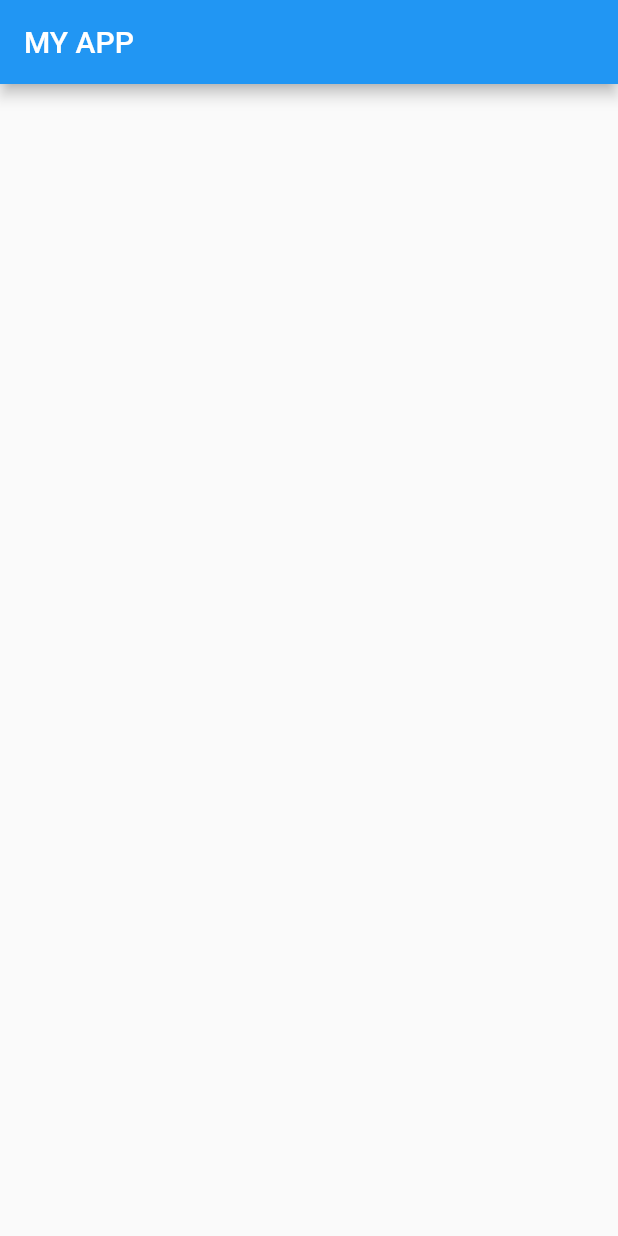
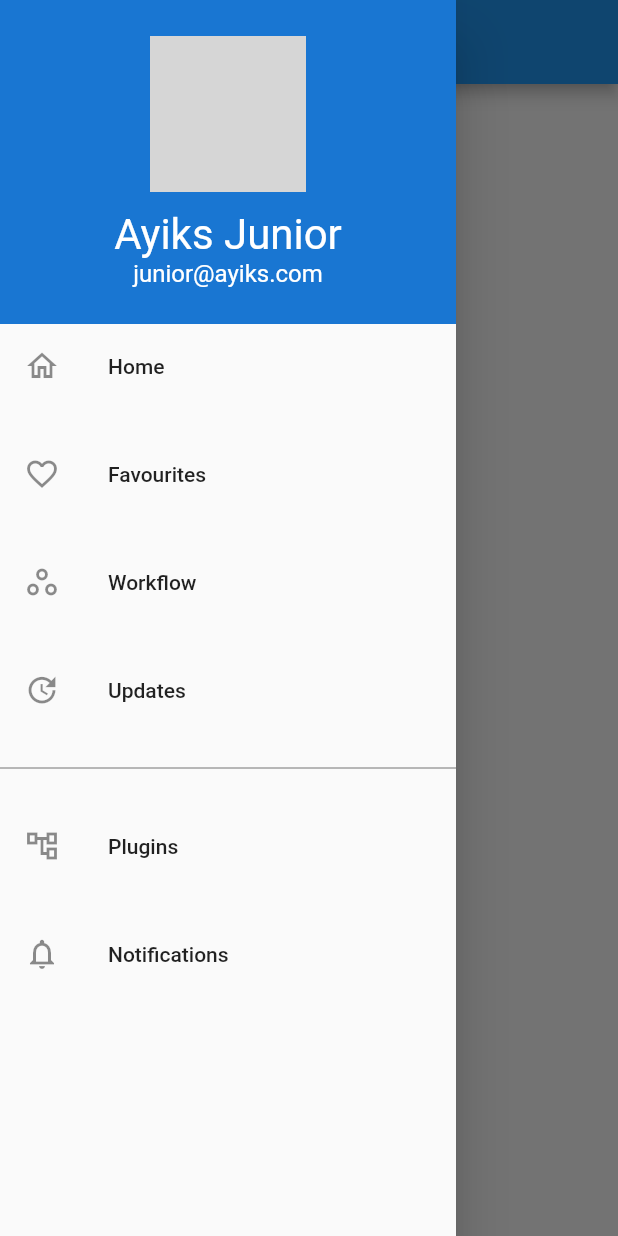
Before and after one commit to Ayiks/flutter-tuts, a Flutter app: the HomePage screen opened directly, with the side drawer open (before the commit the screen has no drawer), on a phone screen of 412 x 824 dp. Run offline on Flutter 3.47's test engine with Material 2 defaults, Android fonts, the phone set to English and light mode, and no system bars; our stand-ins replace flutter_native_splash, shared_preferences, smooth_page_indicator; accounts and stored records are empty; network calls fail; grey boxes are pictures that could not be loaded.

Commit message:
Added drawer(which contains the side menu)

```diff
--- a/lib/hompage.dart
+++ b/lib/hompage.dart
@@ -1,12 +1,119 @@
 import 'package:flutter/material.dart';
+import 'package:tuts/favourites_page.dart';
+import 'package:tuts/user_page.dart';
 
 class HomePage extends StatelessWidget {
-  const HomePage({ Key? key }) : super(key: key);
+  const HomePage({Key? key}) : super(key: key);
 
   @override
   Widget build(BuildContext context) {
     return Scaffold(
-      appBar: AppBar(title: const Text('MY APP'),),
+      appBar: AppBar(
+        title: const Text('MY APP'),
+      ),
+      drawer: NavigationDrawer(),
     );
   }
+
+  // NavigationDrawer() => const NavigationDrawer();
 }
+
+class NavigationDrawer extends StatelessWidget {
+  const NavigationDrawer({Key? key}) : super(key: key);
+
+  @override
+  Widget build(BuildContext context) => Drawer(
+        child: SingleChildScrollView(
+          child: Column(
+            crossAxisAlignment: CrossAxisAlignment.stretch,
+            children: <Widget>[
+              buildHeader(context),
+              buildMenuItems(context),
+            ],
+          ),
+        ),
+      );
+
+  Widget buildHeader(context) => Material(
+        color: Colors.blue.shade700,
+        child: InkWell(
+          onTap: () {
+            Navigator.pop(context);
+
+            Navigator.of(context).push(
+                MaterialPageRoute(builder: (context) => const UserPage()));
+          },
+          child: Container(
+            padding: EdgeInsets.only(
+                top: 24 + MediaQuery.of(context).padding.top, bottom: 24),
+            child: Column(
+              children: const [
+                CircleAvatar(
+                  radius: 52,
+                  backgroundImage: NetworkImage(
+                      'https://images.unsplash.com/photo-1645034647873-b8b84007c2f6?ixlib=rb-1.2.1&ixid=MnwxMjA3fDB8MHxwaG90by1wYWdlfHx8fGVufDB8fHx8&auto=format&fit=crop&w=387&q=80'),
+                ),
+                SizedBox(
+                  height: 12,
+                ),
+                Text(
+                  'Ayiks Junior',
+                  style: TextStyle(fontSize: 28, color: Colors.white),
+                ),
+                Text(
+                  'junior@ayiks.com',
+                  style: TextStyle(fontSize: 16, color: Colors.white),
+                ),
+              ],
+            ),
+          ),
+        ),
+      );
+  Widget buildMenuItems(context) => Wrap(
+        runSpacing: 16,
+        children: [
+          ListTile(
+            leading: const Icon(Icons.home_outlined),
+            title: const Text('Home'),
+            onTap: () {
+              Navigator.of(context).pushReplacement(
+                  MaterialPageRoute(builder: (context) => const HomePage()));
+            },
+          ),
+          ListTile(
+            leading: const Icon(Icons.favorite_border),
+            title: const Text('Favourites'),
+            onTap: () {
+              //close navigation drawer before
+              Navigator.pop(context);
+
+              Navigator.of(context).push(MaterialPageRoute(
+                  builder: (context) => const FavouritesPage()));
+            },
+          ),
+          ListTile(
+            leading: const Icon(Icons.workspaces_outline),
+            title: const Text('Workflow'),
+            onTap: () {},
+          ),
+          ListTile(
+            leading: const Icon(Icons.update),
+            title: const Text('Updates'),
+            onTap: () {},
+          ),
+          const Divider(
+            color: Colors.black54,
+          ),
+          ListTile(
+            leading: const Icon(Icons.account_tree_outlined),
+            title: const Text('Plugins'),
+            onTap: () {},
+          ),
+          ListTile(
+            leading: const Icon(Icons.notifications_outlined),
+            title: const Text('Notifications'),
+            onTap: () {},
+          )
+        ],
+      );
+}
```
